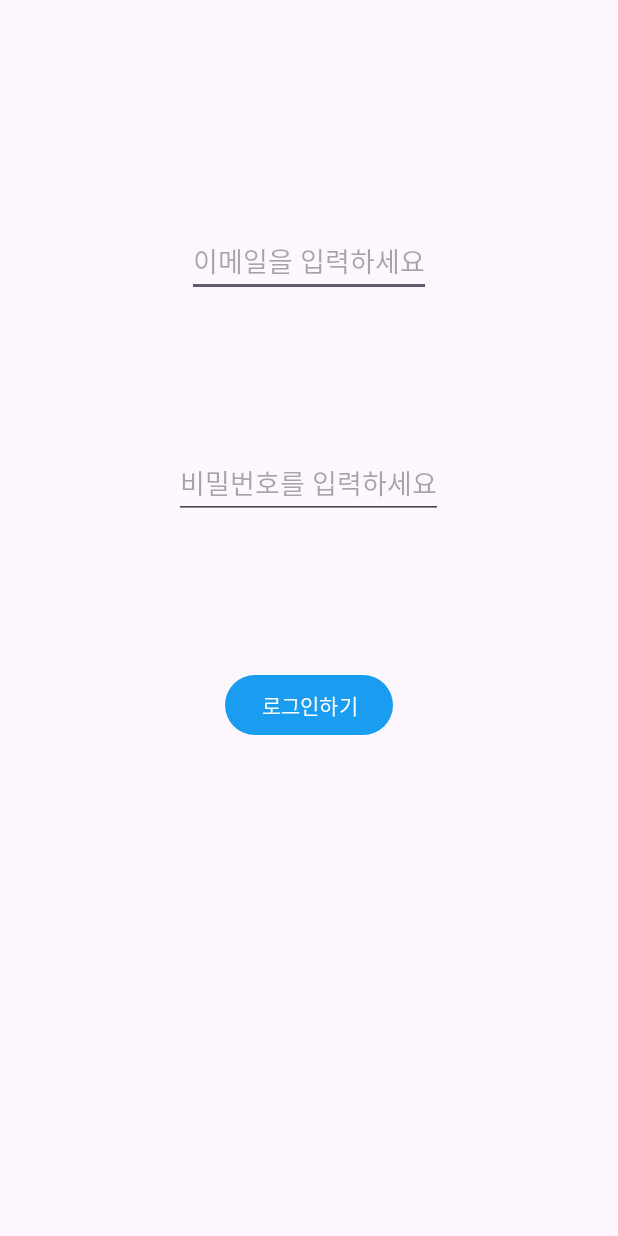
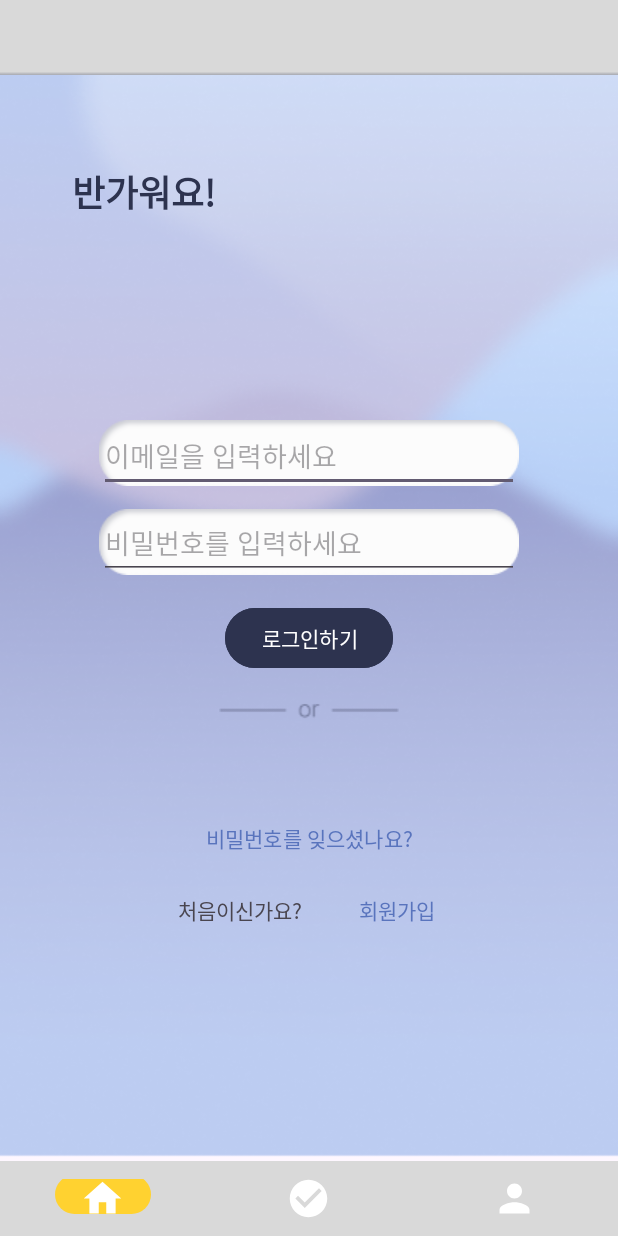
Before and after one commit to Jongmyeung/CRA_project, an Android app: the LoginActivity screen opened directly, with no data from a screen before it, on a phone screen of 412 x 824 dp. Run offline under Robolectric (Android 15) with nearby library versions, the phone set to English and light mode, and no system bars; our stand-ins replace Firebase (no records; nobody signed in at launch, a user with empty details on screens opened directly).

Commit message:
feat: make login screen

```diff
--- a/app/src/main/res/layout/activity_login.xml
+++ b/app/src/main/res/layout/activity_login.xml
@@ -4,31 +4,90 @@
     xmlns:tools="http://schemas.android.com/tools"
     android:layout_width="match_parent"
     android:layout_height="match_parent"
+    android:background="@drawable/login_background_image"
+    android:orientation="vertical"
     tools:context=".LoginActivity">
+
+    <com.google.android.material.bottomnavigation.BottomNavigationView
+        android:id="@+id/bottom_navigation"
+        android:layout_width="match_parent"
+        android:layout_height="50dp"
+        android:background="#D9D9D9"
+        app:itemActiveIndicatorStyle="@style/App.Custom.Indicator"
+        app:itemIconSize="30dp"
+        app:itemIconTint="@color/white"
+        app:itemTextColor="@color/white"
+        app:layout_constraintBottom_toBottomOf="parent"
+        app:layout_constraintStart_toEndOf="parent"
+        app:layout_constraintStart_toStartOf="parent"
+        app:menu="@menu/bottom_menu" />
+
+    <ImageView
+        android:id="@+id/imageView"
+        android:layout_width="match_parent"
+        android:layout_height="50dp"
+        android:background="@drawable/app_topbar"
+        app:layout_constraintTop_toTopOf="parent" />
+
+    <TextView
+        android:layout_width="100dp"
+        android:layout_height="40dp"
+        android:layout_marginStart="48dp"
+        android:layout_marginTop="60dp"
+        android:text="반가워요!"
+        android:textColor="#2D334F"
+        android:textSize="24sp"
+        android:textStyle="bold"
+        app:layout_constraintStart_toStartOf="parent"
+        app:layout_constraintTop_toBottomOf="@+id/imageView" />
+
+
+    <LinearLayout
+        android:id="@+id/linearLayout"
+        android:layout_width="match_parent"
+        android:layout_height="wrap_content"
+        android:layout_marginTop="280dp"
+        android:orientation="vertical"
+        app:layout_constraintTop_toTopOf="parent"
+        android:gravity="center">
+
+        <ImageView
+            android:layout_width="280dp"
+            android:layout_height="44dp"
+            android:background="@drawable/login_text_field_image"/>
+
+        <ImageView
+            android:layout_width="280dp"
+            android:layout_height="44dp"
+            android:background="@drawable/login_text_field_image"
+            android:layout_marginTop="15dp"/>
+
+    </LinearLayout>
 
     <EditText
         android:id="@+id/et_email_login"
-        android:layout_width="wrap_content"
+        android:layout_width="280dp"
         android:layout_height="wrap_content"
-        android:layout_marginTop="150dp"
+        android:layout_marginTop="280dp"
         android:hint="이메일을 입력하세요"
         android:minWidth="48dp"
         android:minHeight="48dp"
         app:layout_constraintEnd_toEndOf="parent"
+        app:layout_constraintHorizontal_bias="0.5"
         app:layout_constraintStart_toStartOf="parent"
         app:layout_constraintTop_toTopOf="parent" />
 
     <EditText
         android:id="@+id/et_password_login"
-        android:layout_width="wrap_content"
+        android:layout_width="280dp"
         android:layout_height="wrap_content"
-        android:layout_marginTop="100dp"
+        android:layout_marginTop="10dp"
         android:hint="비밀번호를 입력하세요"
         android:inputType="textPassword"
         android:minWidth="48dp"
         android:minHeight="48dp"
         app:layout_constraintEnd_toEndOf="parent"
-        app:layout_constraintHorizontal_bias="0.498"
+        app:layout_constraintHorizontal_bias="0.5"
         app:layout_constraintStart_toStartOf="parent"
         app:layout_constraintTop_toBottomOf="@+id/et_email_login" />
 
@@ -36,11 +95,56 @@
         android:id="@+id/btn_login"
         android:layout_width="wrap_content"
         android:layout_height="wrap_content"
-        android:layout_marginTop="100dp"
+        android:layout_marginTop="15dp"
+        android:backgroundTint="#2D334F"
         android:text="로그인하기"
         app:layout_constraintEnd_toEndOf="parent"
         app:layout_constraintStart_toStartOf="parent"
         app:layout_constraintTop_toBottomOf="@+id/et_password_login" />
 
+    <ImageView
+        android:id="@+id/imageView2"
+        android:layout_width="120dp"
+        android:layout_height="25dp"
+        android:layout_marginStart="145dp"
+        android:layout_marginTop="10dp"
+        android:layout_marginEnd="146dp"
+        android:background="@drawable/orbar"
+        app:layout_constraintEnd_toEndOf="parent"
+        app:layout_constraintStart_toStartOf="parent"
+        app:layout_constraintTop_toBottomOf="@+id/btn_login" />
+
+    <Button
+        android:id="@+id/button"
+        android:layout_width="200dp"
+        android:layout_height="48dp"
+        android:layout_marginTop="50dp"
+        android:background="#00000000"
+        android:text="비밀번호를 잊으셨나요?"
+        android:textColor="#5974BD"
+        app:layout_constraintEnd_toEndOf="parent"
+        app:layout_constraintStart_toStartOf="parent"
+        app:layout_constraintTop_toBottomOf="@+id/imageView2" />
+
+    <TextView
+        android:id="@+id/textView2"
+        android:layout_width="100dp"
+        android:layout_height="48dp"
+        android:layout_marginStart="110dp"
+        android:background="#00000000"
+        android:gravity="center"
+        android:text="처음이신가요?"
+        app:layout_constraintStart_toStartOf="parent"
+        app:layout_constraintTop_toBottomOf="@+id/button" />
+
+    <Button
+        android:layout_width="110dp"
+        android:layout_height="48dp"
+        android:background="#00000000"
+        android:text="회원가입"
+        android:textColor="#5974BD"
+        app:layout_constraintStart_toEndOf="@+id/textView2"
+        app:layout_constraintTop_toBottomOf="@+id/button" />
+
 
 </androidx.constraintlayout.widget.ConstraintLayout>
--- a/app/src/main/res/layout/activity_main.xml
+++ b/app/src/main/res/layout/activity_main.xml
@@ -17,12 +17,11 @@
     <com.google.android.material.bottomnavigation.BottomNavigationView
         android:id="@+id/bottom_navigation"
         android:layout_width="match_parent"
-        android:layout_height="70dp"
+        android:layout_height="50dp"
         android:background="#D9D9D9"
         app:itemActiveIndicatorStyle="@style/App.Custom.Indicator"
         app:itemIconSize="30dp"
         app:itemIconTint="@color/white"
-        app:itemTextColor="@color/white"
         app:layout_constraintBottom_toBottomOf="parent"
         app:layout_constraintStart_toEndOf="parent"
         app:layout_constraintStart_toStartOf="parent"
--- a/app/src/main/res/layout/activity_not_member_main.xml
+++ b/app/src/main/res/layout/activity_not_member_main.xml
@@ -9,12 +9,11 @@
     <com.google.android.material.bottomnavigation.BottomNavigationView
         android:id="@+id/bottom_navigation"
         android:layout_width="match_parent"
-        android:layout_height="70dp"
+        android:layout_height="50dp"
         android:background="#D9D9D9"
         app:itemActiveIndicatorStyle="@style/App.Custom.Indicator"
         app:itemIconSize="30dp"
         app:itemIconTint="@color/white"
-        app:itemTextColor="@color/white"
         app:layout_constraintBottom_toBottomOf="parent"
         app:layout_constraintStart_toEndOf="parent"
         app:layout_constraintStart_toStartOf="parent"
--- a/app/src/main/res/layout/fragment_home.xml
+++ b/app/src/main/res/layout/fragment_home.xml
@@ -43,7 +43,7 @@
         android:layout_height="match_parent"
         android:background="@drawable/profile_scroll_cover"
         android:layout_marginTop="65dp"
-        android:layout_marginBottom="70dp">
+        android:layout_marginBottom="50dp">
 
         <LinearLayout
             android:layout_width="match_parent"
--- a/app/src/main/res/layout/fragment_profile.xml
+++ b/app/src/main/res/layout/fragment_profile.xml
@@ -51,7 +51,7 @@
         android:layout_height="wrap_content"
         android:background="@drawable/profile_scroll_cover"
         android:layout_marginTop="65dp"
-        android:layout_marginBottom="70dp"
+        android:layout_marginBottom="50dp"
         android:scrollbars="none">
 
         <LinearLayout
--- a/app/src/main/res/menu/bottom_menu.xml
+++ b/app/src/main/res/menu/bottom_menu.xml
@@ -3,14 +3,14 @@
 
     <item
         android:id="@+id/bottom_home"
-        android:title="Home"
-        android:icon="@drawable/baseline_home_24"/>
+        android:icon="@drawable/baseline_home_24"
+        android:title=""/>
     <item
         android:id="@+id/bottom_checkButton"
-        android:title="RoadMap"
-        android:icon="@drawable/baseline_check_circle_24"/>
+        android:icon="@drawable/baseline_check_circle_24"
+        android:title="" /> <!-- title을 ""으로 비워두기 -->
     <item
         android:id="@+id/bottom_profile"
-        android:title="Profile"
-        android:icon="@drawable/baseline_person_24"/>
+        android:icon="@drawable/baseline_person_24"
+        android:title=""/>
 </menu>
```
Also changed, not shown: app/src/main/res/drawable/login_background_image.png (added), app/src/main/res/drawable/login_text_field_image.png (added), app/src/main/res/drawable/orbar.png (added).
